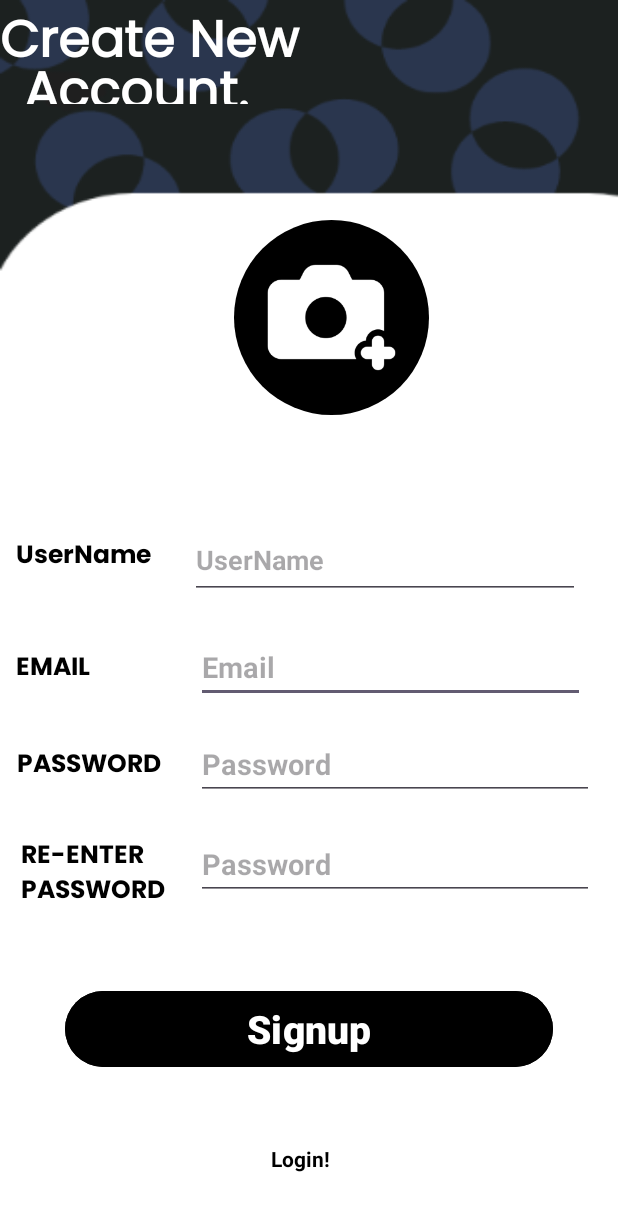
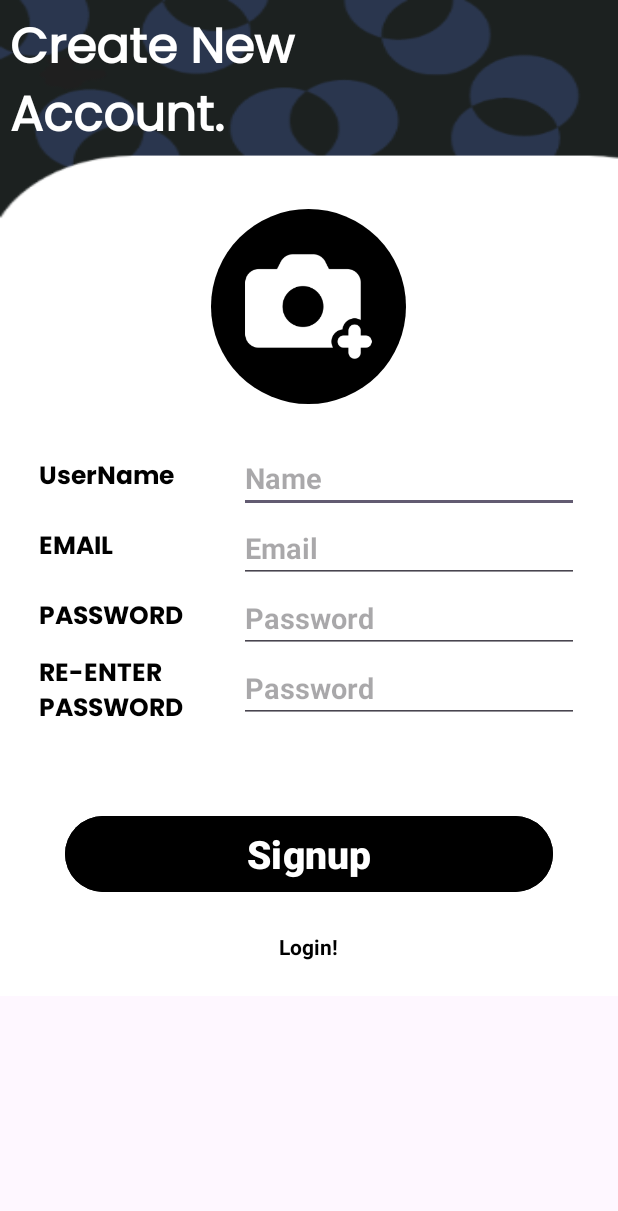
Before and after one commit to ShivamSingh2130/GuruSarathi, an Android app: the screen it shows after launch (Registration), after a tap on "Sign Up!", on a phone screen of 412 x 824 dp. Shown: the top 1211 px of the screen. Run offline under Robolectric (Android 15) with nearby library versions, the phone set to English and light mode, and no system bars; our stand-ins replace CircleImageView, Firebase (no records; nobody signed in at launch, a user with empty details on screens opened directly), sdp/ssp sizes; pictures from the network do not load.

Commit message:
issues fixed notification pending

```diff
--- a/app/build.gradle.kts
+++ b/app/build.gradle.kts
@@ -36,6 +36,7 @@ dependencies {
     implementation("androidx.constraintlayout:constraintlayout:2.1.4")
     implementation("com.google.firebase:firebase-database:20.3.0")
     implementation("com.google.firebase:firebase-auth:22.3.0")
+    implementation ("com.google.code.gson:gson:2.8.9")
     implementation("com.google.firebase:firebase-storage:20.3.0")
     testImplementation("junit:junit:4.13.2")
     androidTestImplementation("androidx.test.ext:junit:1.1.5")
--- a/app/src/main/java/com/example/gurusarthi/ItemAdapterListener.java
+++ b/app/src/main/java/com/example/gurusarthi/ItemAdapterListener.java
@@ -3,5 +3,5 @@ package com.example.gurusarthi;
 import java.util.List;
 
 public interface ItemAdapterListener {
-    void onItemChanged(ChatAlertOpt items);
+    void onItemChanged(Boolean flag,int pos);
 }
--- a/app/src/main/java/com/example/gurusarthi/MainActivity.java
+++ b/app/src/main/java/com/example/gurusarthi/MainActivity.java
@@ -63,16 +63,23 @@ public class MainActivity extends AppCompatActivity{
         reference.addValueEventListener(new ValueEventListener() {
             @Override
             public void onDataChange(@NonNull DataSnapshot snapshot) {
+                usersArrayList.clear(); // Clear the list before adding new users
+
                 for (DataSnapshot dataSnapshot: snapshot.getChildren())
                 {
                    Log.e("dataSnapshot",dataSnapshot.getChildren().toString());
                     Users users = dataSnapshot.getValue(Users.class);
-                    usersArrayList.add(users);
+                    if (auth.getCurrentUser() != null) {
+                        if (!users.getUserId().equals(auth.getCurrentUser().getUid())) {
+                            usersArrayList.add(users);
+                        }
+                    }
+
                     adapter = new UserAdpter(MainActivity.this,usersArrayList);
                     mainUserRecyclerView.setAdapter(adapter);
 
+                    adapter.notifyDataSetChanged();
                 }
-                adapter.notifyDataSetChanged();
             }
 
             @Override
--- a/app/src/main/java/com/example/gurusarthi/Setting.java
+++ b/app/src/main/java/com/example/gurusarthi/Setting.java
@@ -71,7 +71,7 @@ public class Setting extends AppCompatActivity {
                     String status = snapshot.child("status").getValue().toString();
                     setname.setText(name);
                     setstatus.setText(status);
-                    Picasso.get().load(profile).into(setprofile);
+                    Picasso.get().load(profile).error(R.drawable.photocamera).placeholder(R.drawable.photocamera).into(setprofile);
                 }
 
             }
--- a/app/src/main/res/layout/activity_registration.xml
+++ b/app/src/main/res/layout/activity_registration.xml
@@ -1,177 +1,178 @@
 <?xml version="1.0" encoding="utf-8"?>
-<androidx.constraintlayout.widget.ConstraintLayout xmlns:android="http://schemas.android.com/apk/res/android"
+<LinearLayout xmlns:android="http://schemas.android.com/apk/res/android"
     xmlns:app="http://schemas.android.com/apk/res-auto"
     xmlns:tools="http://schemas.android.com/tools"
     android:layout_width="match_parent"
-    android:layout_height="match_parent"
+    android:layout_height="wrap_content"
     android:background="@drawable/two"
+    android:gravity="center"
+    android:orientation="vertical"
     tools:context=".Registration">
+
+    <TextView
+        android:id="@+id/textView4"
+        android:layout_width="match_parent"
+        android:layout_height="wrap_content"
+        android:layout_margin="@dimen/_5sdp"
+        android:fontFamily="@font/poppins_regular"
+        android:text="Create New\nAccount."
+        android:textColor="@color/white"
+        android:textSize="@dimen/_25sdp"
+        android:textStyle="bold"
+        app:layout_constraintEnd_toEndOf="parent"
+        app:layout_constraintStart_toStartOf="parent"
+        app:layout_constraintTop_toTopOf="parent" />
 
     <de.hdodenhof.circleimageview.CircleImageView
         android:id="@+id/profilerg0"
-        android:layout_width="151dp"
+        android:layout_width="150dp"
         android:layout_height="130dp"
+        android:layout_marginTop="@dimen/_20sdp"
         android:src="@drawable/photocamera"
-        app:layout_constraintBottom_toBottomOf="parent"
         app:layout_constraintEnd_toEndOf="parent"
-        app:layout_constraintHorizontal_bias="0.557"
         app:layout_constraintStart_toStartOf="parent"
-        app:layout_constraintTop_toTopOf="parent"
-        app:layout_constraintVertical_bias="0.211" />
+        app:layout_constraintTop_toBottomOf="@+id/textView4" />
+
+    <RelativeLayout
+        android:layout_width="match_parent"
+        android:layout_height="wrap_content"
+        android:layout_margin="@dimen/_20sdp"
+        app:layout_constraintBottom_toTopOf="@+id/signupbutton"
+        app:layout_constraintEnd_toEndOf="parent"
+        app:layout_constraintStart_toStartOf="parent"
+        app:layout_constraintTop_toBottomOf="@+id/profilerg0">
+
+        <RelativeLayout
+            android:id="@+id/username"
+            android:layout_width="match_parent"
+            android:layout_height="wrap_content"
+            android:orientation="horizontal">
 
             <TextView
-        android:id="@+id/textView4"
-        android:layout_width="261dp"
-        android:layout_height="40dp"
-        android:fontFamily="@font/poppins_regular"
+                android:id="@+id/userNameTv"
+                android:layout_width="wrap_content"
+                android:layout_height="wrap_content"
+                android:fontFamily="@font/poppins_bold"
+                android:text="UserName"
+                android:layout_centerVertical="true"
+                android:textColor="@color/black"
+                android:layout_alignParentStart="true"
+                android:textSize="@dimen/_13sdp"
+                android:textStyle="bold" />
+
+            <EditText
+                android:id="@+id/rgusername"
+                android:layout_width="wrap_content"
+                android:layout_height="wrap_content"
+                android:ems="10"
+                android:hint="Name"
+                android:layout_alignParentEnd="true"
+                android:inputType="textEmailAddress"
+                android:textColor="@color/black"
+                android:textSize="@dimen/_15sdp"
+                android:textStyle="bold"/>
+        </RelativeLayout>
+
+        <RelativeLayout
+            android:id="@+id/email"
+            android:layout_width="match_parent"
+            android:layout_height="wrap_content"
+            android:layout_below="@+id/username"
+            android:orientation="horizontal">
+            <TextView
+                android:id="@+id/textView5"
+                android:layout_width="wrap_content"
+                android:layout_height="wrap_content"
+                android:fontFamily="@font/poppins_bold"
                 android:gravity="center_vertical"
-        android:text="Create New"
-        android:textColor="@color/white"
-        android:textSize="@dimen/_26sdp"
-        android:textStyle="bold"
-        app:layout_constraintBottom_toBottomOf="parent"
-        app:layout_constraintEnd_toEndOf="parent"
-        app:layout_constraintHorizontal_bias="0.0"
-        app:layout_constraintStart_toStartOf="parent"
-        app:layout_constraintTop_toTopOf="parent"
-        app:layout_constraintVertical_bias="0.002" />
+                android:layout_alignParentStart="true"
+                android:layout_centerVertical="true"
+                android:text="EMAIL"
+                android:textColor="@color/black"
+                android:textSize="@dimen/_13sdp"
+                android:textStyle="bold" />
 
-    <TextView
-        android:id="@+id/textView7"
-        android:layout_width="223dp"
-        android:layout_height="34dp"
-        android:fontFamily="@font/poppins_regular"
-        android:gravity="center_vertical"
-        android:text="Account."
-        android:textColor="@color/white"
-        android:textSize="@dimen/_26sdp"
-        android:textStyle="bold"
-        app:layout_constraintBottom_toBottomOf="parent"
-        app:layout_constraintEnd_toEndOf="parent"
-        app:layout_constraintHorizontal_bias="0.085"
-        app:layout_constraintStart_toStartOf="parent"
-        app:layout_constraintTop_toTopOf="parent"
-        app:layout_constraintVertical_bias="0.045" />
-
-
+            <EditText
+                android:id="@+id/rgEmail"
+                android:layout_width="wrap_content"
+                android:layout_height="wrap_content"
+                android:ems="10"
+                android:hint="Email"
+                android:layout_alignParentEnd="true"
+                android:inputType="textEmailAddress"
+                android:textColor="@color/black"
+                android:textSize="@dimen/_15sdp"
+                android:textStyle="bold" />
+        </RelativeLayout>
+        <RelativeLayout
+            android:id="@+id/pass"
+            android:layout_width="match_parent"
+            android:layout_height="wrap_content"
+            android:layout_below="@+id/email"
+            android:orientation="horizontal">
             <TextView
                 android:id="@+id/textView6"
-        android:layout_width="106dp"
-        android:layout_height="43dp"
+                android:layout_width="wrap_content"
+                android:layout_height="wrap_content"
                 android:fontFamily="@font/poppins_bold"
                 android:gravity="center_vertical"
+                android:layout_alignParentStart="true"
+                android:layout_centerVertical="true"
                 android:text="PASSWORD"
                 android:textColor="@color/black"
                 android:textSize="@dimen/_13sdp"
-        android:textStyle="bold"
-        app:layout_constraintBottom_toBottomOf="parent"
-        app:layout_constraintEnd_toEndOf="parent"
-        app:layout_constraintHorizontal_bias="0.036"
-        app:layout_constraintStart_toStartOf="parent"
-        app:layout_constraintTop_toTopOf="parent"
-        app:layout_constraintVertical_bias="0.627" />
+                android:textStyle="bold" />
 
+
+            <EditText
+                android:id="@+id/rgPassword"
+                android:layout_width="wrap_content"
+                android:layout_height="wrap_content"
+                android:ems="10"
+                android:hint="Password"
+                android:layout_alignParentEnd="true"
+                android:inputType="textPassword"
+                android:textColor="@color/black"
+                android:textSize="@dimen/_15sdp"
+                android:textStyle="bold" />
+        </RelativeLayout>
+
+        <RelativeLayout
+            android:id="@+id/repass"
+            android:layout_width="match_parent"
+            android:layout_height="wrap_content"
+            android:layout_below="@+id/pass"
+            android:orientation="horizontal">
             <TextView
                 android:id="@+id/textView8"
-        android:layout_width="106dp"
-        android:layout_height="43dp"
+                android:layout_width="wrap_content"
+                android:layout_height="wrap_content"
                 android:fontFamily="@font/poppins_bold"
-        android:gravity="center_vertical"
-        android:text="RE-ENTER PASSWORD"
+                android:layout_alignParentStart="true"
+                android:layout_centerVertical="true"
+                android:text="RE-ENTER \nPASSWORD"
                 android:textColor="@color/black"
                 android:textSize="@dimen/_13sdp"
-        android:textStyle="bold"
-        app:layout_constraintBottom_toBottomOf="parent"
-        app:layout_constraintEnd_toEndOf="parent"
-        app:layout_constraintHorizontal_bias="0.045"
-        app:layout_constraintStart_toStartOf="parent"
-        app:layout_constraintTop_toTopOf="parent"
-        app:layout_constraintVertical_bias="0.713" />
-
-    <TextView
-        android:id="@+id/textView9"
-        android:layout_width="110dp"
-        android:layout_height="48dp"
-        android:fontFamily="@font/poppins_bold"
-        android:gravity="center_vertical"
-        android:text="UserName"
-        android:textColor="@color/black"
-        android:textSize="@dimen/_13sdp"
-        android:textStyle="bold"
-        app:layout_constraintBottom_toBottomOf="parent"
-        app:layout_constraintEnd_toEndOf="parent"
-        app:layout_constraintHorizontal_bias="0.036"
-        app:layout_constraintStart_toStartOf="parent"
-        app:layout_constraintTop_toTopOf="parent"
-        app:layout_constraintVertical_bias="0.448" />
-
-    <TextView
-        android:id="@+id/textView5"
-        android:layout_width="109dp"
-        android:layout_height="46dp"
-        android:fontFamily="@font/poppins_bold"
-        android:gravity="center_vertical"
-        android:text="EMAIL"
-        android:textColor="@color/black"
-        android:textSize="@dimen/_13sdp"
-        android:textStyle="bold"
-        app:layout_constraintBottom_toBottomOf="parent"
-        app:layout_constraintEnd_toEndOf="parent"
-        app:layout_constraintHorizontal_bias="0.036"
-        app:layout_constraintStart_toStartOf="parent"
-        app:layout_constraintTop_toTopOf="parent"
-        app:layout_constraintVertical_bias="0.544" />
-
-    <EditText
-        android:id="@+id/rgEmail"
-        android:layout_width="259dp"
-        android:layout_height="48dp"
-        android:ems="10"
-        android:hint="Email"
-        android:inputType="textEmailAddress"
-        android:textColor="@color/black"
-        android:textSize="@dimen/_15sdp"
-        android:textStyle="bold"
-        app:layout_constraintBottom_toBottomOf="parent"
-        app:layout_constraintEnd_toEndOf="parent"
-        app:layout_constraintHorizontal_bias="0.855"
-        app:layout_constraintStart_toStartOf="parent"
-        app:layout_constraintTop_toTopOf="parent"
-        app:layout_constraintVertical_bias="0.542" />
+                android:textStyle="bold" />
 
             <EditText
                 android:id="@+id/rgrepassword"
-        android:layout_width="265dp"
-        android:layout_height="48dp"
+                android:layout_width="wrap_content"
+                android:layout_height="wrap_content"
                 android:ems="10"
                 android:hint="Password"
                 android:inputType="textPassword"
+                android:layout_alignParentEnd="true"
                 android:textColor="@color/black"
                 android:textSize="@dimen/_15sdp"
-        android:textStyle="bold"
-        app:layout_constraintBottom_toBottomOf="parent"
-        app:layout_constraintEnd_toEndOf="parent"
-        app:layout_constraintHorizontal_bias="0.89"
-        app:layout_constraintStart_toStartOf="parent"
-        app:layout_constraintTop_toTopOf="parent"
-        app:layout_constraintVertical_bias="0.711" />
+                android:textStyle="bold" />
+        </RelativeLayout>
 
-    <EditText
-        android:id="@+id/rgPassword"
-        android:layout_width="265dp"
-        android:layout_height="48dp"
-        android:ems="10"
-        android:hint="Password"
-        android:inputType="textPassword"
-        android:textColor="@color/black"
-        android:textSize="@dimen/_15sdp"
-        android:textStyle="bold"
-        app:layout_constraintBottom_toBottomOf="parent"
-        app:layout_constraintEnd_toEndOf="parent"
-        app:layout_constraintHorizontal_bias="0.89"
-        app:layout_constraintStart_toStartOf="parent"
-        app:layout_constraintTop_toTopOf="parent"
-        app:layout_constraintVertical_bias="0.625" />
+
+
+
+
+    </RelativeLayout>
 
     <Button
         android:id="@+id/signupbutton"
@@ -179,13 +180,12 @@
         android:layout_height="@dimen/_45sdp"
         android:backgroundTint="@color/black"
         android:text="Signup"
+        android:layout_marginTop="@dimen/_20sdp"
         android:textSize="@dimen/_20sdp"
         android:textStyle="bold"
         app:layout_constraintBottom_toBottomOf="parent"
         app:layout_constraintEnd_toEndOf="parent"
-        app:layout_constraintStart_toStartOf="parent"
-        app:layout_constraintTop_toTopOf="parent"
-        app:layout_constraintVertical_bias="0.858" />
+        app:layout_constraintStart_toStartOf="parent" />
 
     <TextView
         android:id="@+id/loginbut"
@@ -202,21 +202,5 @@
         app:layout_constraintTop_toTopOf="parent"
         app:layout_constraintVertical_bias="0.975" />
 
-    <EditText
-        android:id="@+id/rgusername"
-        android:layout_width="260dp"
-        android:layout_height="52dp"
-        android:ems="10"
-        android:hint="UserName"
-        android:inputType="text"
-        android:text=""
-        android:textStyle="bold"
-        app:layout_constraintBottom_toBottomOf="parent"
-        app:layout_constraintEnd_toEndOf="parent"
-        app:layout_constraintHorizontal_bias="0.834"
-        app:layout_constraintStart_toStartOf="parent"
-        app:layout_constraintTop_toTopOf="parent"
-        app:layout_constraintVertical_bias="0.45" />
 
-
-</androidx.constraintlayout.widget.ConstraintLayout>
+</LinearLayout>
--- a/app/src/main/res/layout/list_item.xml
+++ b/app/src/main/res/layout/list_item.xml
@@ -2,8 +2,8 @@
 <LinearLayout xmlns:android="http://schemas.android.com/apk/res/android"
     android:layout_width="match_parent"
     xmlns:tools="http://schemas.android.com/tools"
+    android:id="@+id/listContainer"
     android:orientation="horizontal"
-
     android:layout_margin="@dimen/_10sdp"
     android:layout_height="wrap_content">
     <ImageView
@@ -27,12 +27,14 @@
         android:layout_width="wrap_content"
         android:layout_height="wrap_content"
         android:layout_gravity="center"
+        android:visibility="gone"
         android:layout_marginEnd="@dimen/_15sdp"
         android:src="@android:drawable/ic_input_add"/>
     <ImageView
         android:id="@+id/remove"
         android:layout_width="wrap_content"
         android:layout_height="wrap_content"
+        android:visibility="gone"
         android:layout_gravity="center"
         android:src="@android:drawable/ic_delete"/>
 </LinearLayout>
```
Also changed, not shown: app/src/main/java/com/example/gurusarthi/ChatAlertOpt.java (+5 -14 lines), app/src/main/java/com/example/gurusarthi/ChatIconSelectedListner.java (added, +7 -0 lines), app/src/main/java/com/example/gurusarthi/ChatOptionsDialog.java (+60 -60 lines), app/src/main/java/com/example/gurusarthi/ChatWin.java (+13 -3 lines), app/src/main/java/com/example/gurusarthi/MyRecyclerViewAdapter.java (+43 -33 lines), app/src/main/java/com/example/gurusarthi/SharedPref.java (added, +39 -0 lines), app/src/main/res/layout/activity_chat_win.xml (+5 -8 lines), app/src/main/res/layout/activity_main.xml (+30 -32 lines), app/src/main/res/layout/activity_setting.xml (+13 -19 lines), app/src/main/res/layout/user_item.xml (+12 -11 lines). Lines whose indentation alone changed are shown as unchanged.
